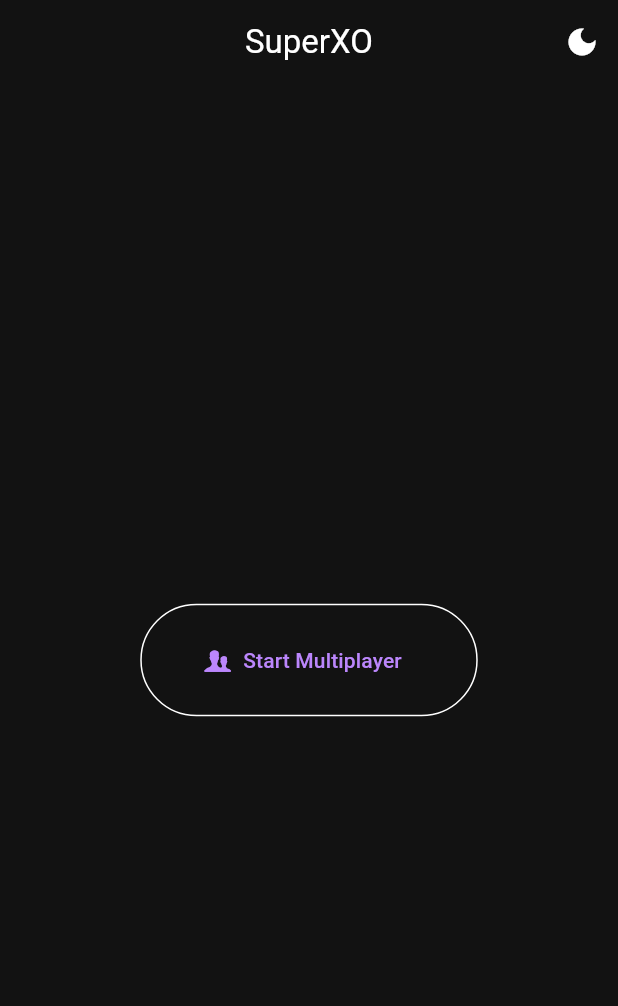
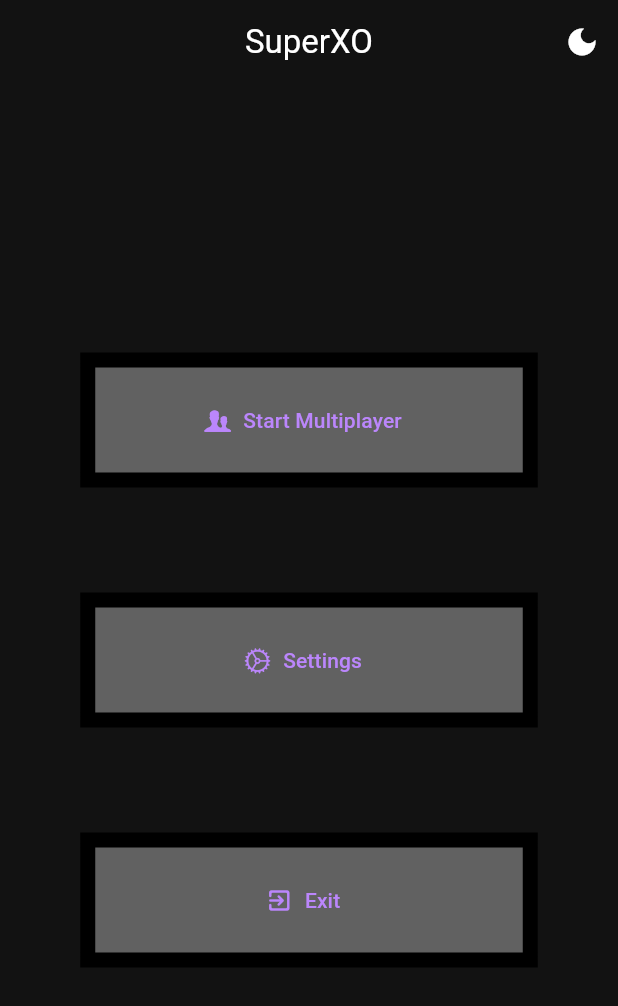
Before and after one commit to Bit-Blazer/SuperXO, a Flutter app: the screen it shows after launch, on a phone screen of 412 x 824 dp. Shown: the top 1006 px of the screen. Run offline on Flutter 3.47's test engine with Material 3 defaults, Android fonts, the phone set to English and light mode, and no system bars; our stand-ins replace confetti.

Commit message:
Added Settings and Exit Button

```diff
--- a/lib/pages/home_page.dart
+++ b/lib/pages/home_page.dart
@@ -1,6 +1,8 @@
 import 'package:flutter/cupertino.dart';
 import 'package:flutter/material.dart';
+import 'package:flutter/services.dart';
 import 'package:provider/provider.dart';
+import 'package:superxo/pages/settings_page.dart';
 import 'package:superxo/pages/tictactoe_page.dart';
 import 'package:superxo/pages/tictactoe_provider.dart';
 import 'package:superxo/theme/theme.dart';
@@ -29,9 +31,15 @@ class StartScreen extends StatelessWidget {
         ],
       ),
       body: Center(
-        child: OutlinedButton.icon(
+        child: Column(
+          mainAxisAlignment: MainAxisAlignment.center,
+          children: [
+            OutlinedButton.icon(
               style: OutlinedButton.styleFrom(
-            fixedSize: const Size(225, 75),
+                backgroundColor: Colors.grey[700],
+                side: const BorderSide(width: 5),
+                shape: const BeveledRectangleBorder(),
+                fixedSize: const Size(300, 85),
               ),
               icon: const Icon(CupertinoIcons.person_2_alt),
               onPressed: () {
@@ -47,6 +55,43 @@ class StartScreen extends StatelessWidget {
               },
               label: const Text('Start Multiplayer'),
             ),
+            const SizedBox(
+              height: 75,
+            ),
+            OutlinedButton.icon(
+              style: OutlinedButton.styleFrom(
+                backgroundColor: Colors.grey[700],
+                side: const BorderSide(width: 5),
+                shape: const BeveledRectangleBorder(),
+                fixedSize: const Size(300, 85),
+              ),
+              icon: const Icon(CupertinoIcons.settings),
+              onPressed: () {
+                Navigator.push(
+                  context,
+                  MaterialPageRoute(builder: (context) => SettingsPage()),
+                );
+              },
+              label: const Text('Settings'),
+            ),
+            const SizedBox(
+              height: 75,
+            ),
+            OutlinedButton.icon(
+              style: OutlinedButton.styleFrom(
+                backgroundColor: Colors.grey[700],
+                side: const BorderSide(width: 5),
+                shape: const BeveledRectangleBorder(),
+                fixedSize: const Size(300, 85),
+              ),
+              icon: const Icon(Icons.exit_to_app_rounded),
+              onPressed: () {
+                SystemChannels.platform.invokeMapMethod('SystemNavigator.pop');
+              },
+              label: const Text('Exit'),
+            ),
+          ],
+        ),
       ),
     );
   }
```
Also changed, not shown: lib/pages/settings_page.dart (added, +17 -0 lines). Lines whose indentation alone changed are shown as unchanged.
